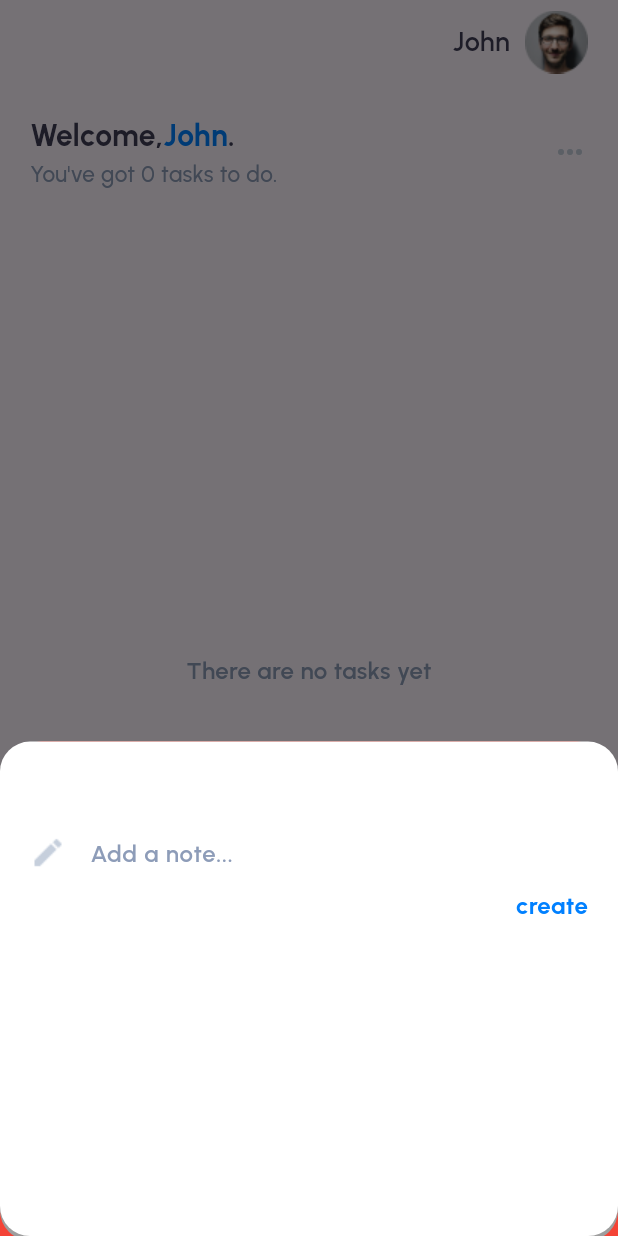
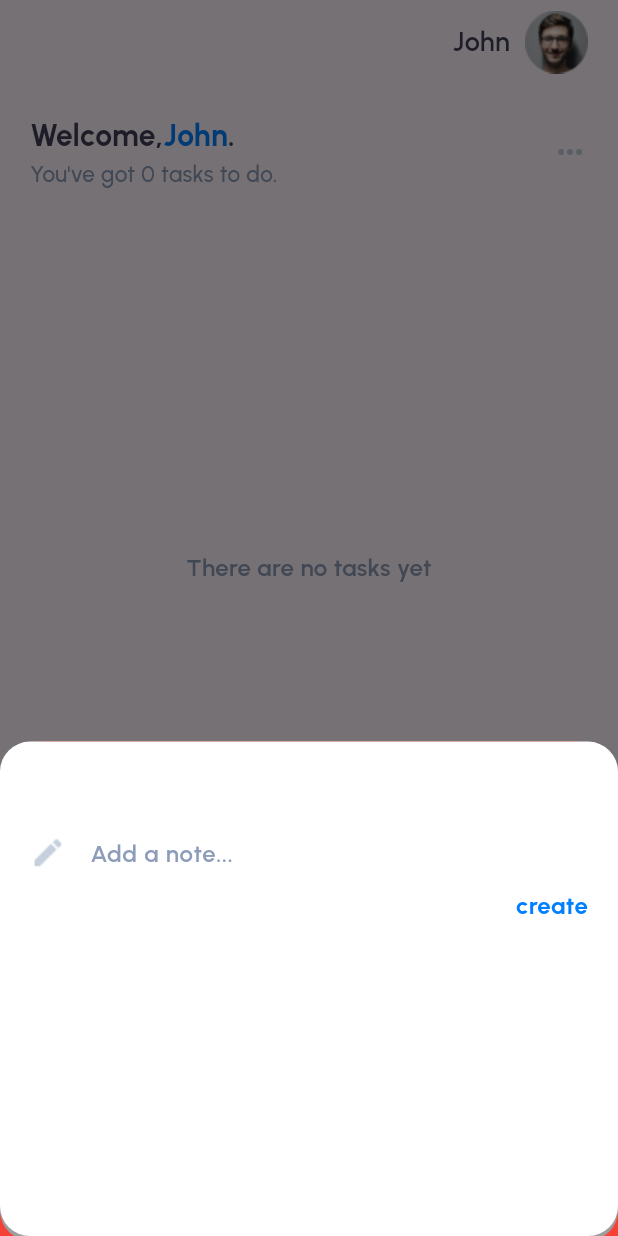
Before and after one commit to FlutterBootCamps/Assignment-3, a Flutter app: the screen it shows after launch, after a tap on the "add" icon, on a phone screen of 412 x 824 dp. Run offline on Flutter 3.47's test engine with Material 3 defaults, Android fonts, the phone set to English and light mode, and no system bars; our stand-ins replace bloc, flutter_bloc, flutter_svg, get_it, get_storage, google_fonts.

Commit message:
shaimaa_althubaitii

```diff
--- a/assignment_3/lib/main.dart
+++ b/assignment_3/lib/main.dart
@@ -4,8 +4,9 @@ import 'package:assignment_3/utils/set_up.dart';
 import 'package:flutter/material.dart';
 import 'package:flutter_bloc/flutter_bloc.dart';
 
-void main() {
-  setup();
+void main() async {
+  WidgetsFlutterBinding.ensureInitialized();
+  await setup();
   runApp(const MainApp());
 }
 
--- a/assignment_3/lib/pages/to_do_page/to_do_task_page.dart
+++ b/assignment_3/lib/pages/to_do_page/to_do_task_page.dart
@@ -55,9 +55,9 @@ class ToDoTaskPage extends StatelessWidget {
                                 task: state.tasks[index],
                                 colors: text,
                                 onPress: () {
-                                  context
-                                      .read<TaskManagerBloc>()
-                                      .add(AddCompletedTaskEvent(tasks: state.tasks[index]));
+                                  context.read<TaskManagerBloc>().add(
+                                      AddCompletedTaskEvent(
+                                          tasks: state.tasks[index]));
                                 },
                               ),
                               const SizedBox(
@@ -74,7 +74,7 @@ class ToDoTaskPage extends StatelessWidget {
                     TasksListWelcoming(
                         taskNumber: GetIt.I.get<TaskData>().tasks.length),
                     SizedBox(
-                      height: context.getHeight() / 3,
+                      height: context.getHeight() / 4,
                     ),
                     Text(
                       "There are no tasks yet",
@@ -92,7 +92,7 @@ class ToDoTaskPage extends StatelessWidget {
                   TasksListWelcoming(
                       taskNumber: GetIt.I.get<TaskData>().tasks.length),
                   SizedBox(
-                    height: context.getHeight() / 3,
+                    height: context.getHeight() / 4,
                   ),
                   Text(
                     "There are no tasks yet",
@@ -108,7 +108,6 @@ class ToDoTaskPage extends StatelessWidget {
         ),
       ),
       floatingActionButton: Button(),
-
     );
   }
 }
```
